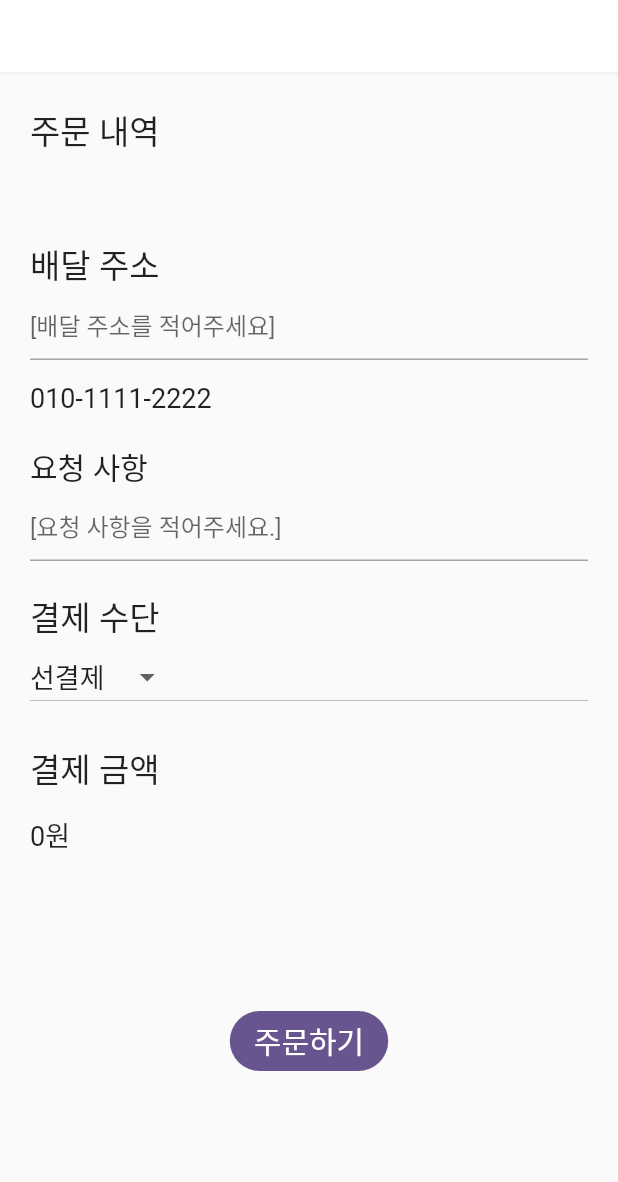
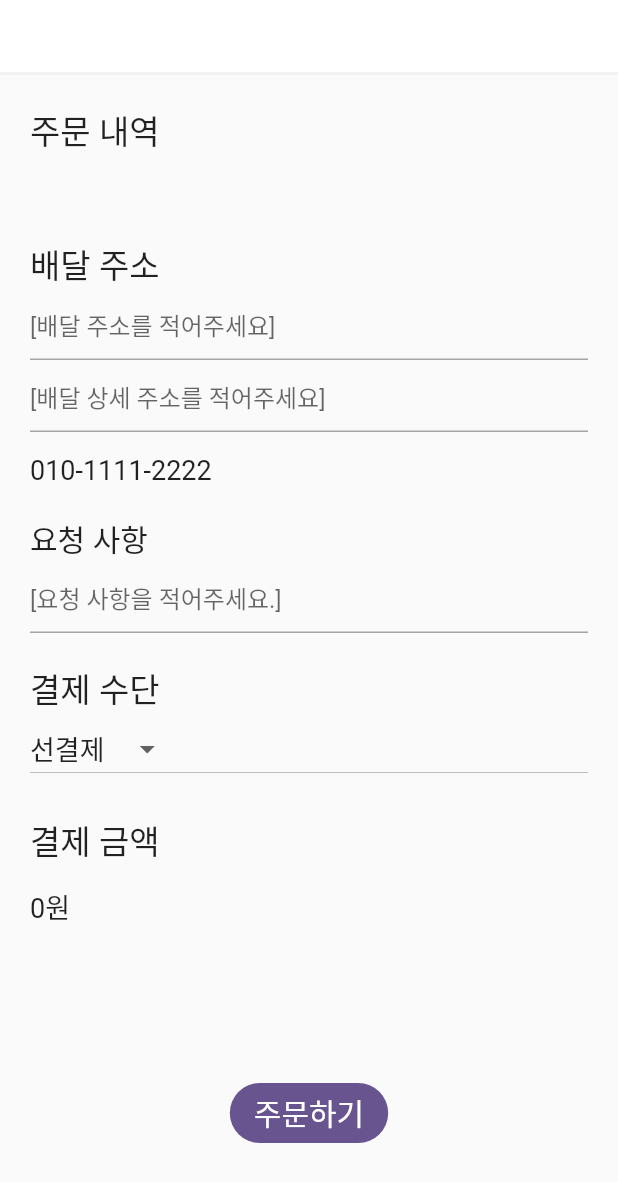
Before and after one commit to AEEUN-106/Narda_customer, a Flutter app: the OrderScreen screen opened directly with empty values, on a phone screen of 412 x 824 dp. Shown: the top 1182 px of the screen. Run offline on Flutter 3.47's test engine with Material 2 defaults, Android fonts, the phone set to English and light mode, and no system bars; network calls fail.

Commit message:
[Feat] 주문 상세 필드 추가

```diff
--- a/lib/model/order.dart
+++ b/lib/model/order.dart
@@ -7,6 +7,7 @@ class Order{
   double deliveryDistance;
   int deliveryFee;
   String deliveryLocation;
+  String deliveryLocationDetail;
   String deliveryRequest;
   String? riderId;
   String storeId;
@@ -20,7 +21,7 @@ class Order{
   //storeId 중복으로 출력 -> 중복 제거 필요
 
   Order(this.orderId, this.state, this.orderTime, this.pickupTime, this.deliveryTime,
-      this.deliveryDistance, this.deliveryFee, this.deliveryLocation, this.deliveryRequest,
+      this.deliveryDistance, this.deliveryFee, this.deliveryLocation, this.deliveryLocationDetail, this.deliveryRequest,
       this.riderId, this.storeId, this.payment, this.orderInfo, this.orderValue, this.customerNum, this.storeName, this.storePhoneNum, this.storeLocation);
 
   factory Order.fromJson(Map<String,dynamic> json) => Order(
@@ -32,6 +33,7 @@ class Order{
     double.parse(json['deliveryDistance']),
     int.parse(json['deliveryFee']),
     json['deliveryLocation'] as String,
+    json['deliveryLocationDetail'] as String,
     json['deliveryRequest'] as String,
     json['riderId'] as String?,
     json['storeId'] as String,
@@ -54,6 +56,7 @@ class Order{
     'deliveryDistance' : deliveryDistance.toString(),
     'deliveryFee' : deliveryFee.toString(),
     'deliveryLocation' : deliveryLocation,
+    'deliveryLocationDetail' : deliveryLocationDetail.toString(),
     'deliveryRequest' : deliveryRequest,
     'riderId' : riderId,
     'storeId' : storeId,
--- a/lib/order.dart
+++ b/lib/order.dart
@@ -30,6 +30,7 @@ class _OrderScreenState extends State<OrderScreen> {
   final TextEditingController _addrController =
       TextEditingController(); //입력되는 값을 제어
   final TextEditingController _requestController = TextEditingController();
+  final TextEditingController _addrDetailController = TextEditingController();
 
   @override
   void initState() {
@@ -42,6 +43,7 @@ class _OrderScreenState extends State<OrderScreen> {
       double deliveryDistance,
       int deliveryFee,
       String deliveryLocation,
+      String deliveryLocationDetail,
       String deliveryRequest,
       String storeId,
       int payment,
@@ -55,6 +57,7 @@ class _OrderScreenState extends State<OrderScreen> {
         'deliveryDistance': deliveryDistance.toString(),
         'deliveryFee': deliveryFee.toString(),
         'deliveryLocation': deliveryLocation,
+            'deliveryLocationDetail' : deliveryLocationDetail,
         'deliveryRequest': deliveryRequest,
         'storeId': storeId.toString(),
         'payment': payment.toString(),
@@ -128,6 +131,13 @@ class _OrderScreenState extends State<OrderScreen> {
                           hintText: '[배달 주소를 적어주세요]',
                         ),
                       ),
+                      TextFormField(
+                        controller: _addrDetailController,
+                        obscureText: false,
+                        decoration: const InputDecoration(
+                          hintText: '[배달 상세 주소를 적어주세요]',
+                        ),
+                      ),
                       SizedBox(height: 15),
                       Text('010-1111-2222', style: TextStyle(fontSize: 18),),
                       SizedBox(height: 20),
@@ -181,6 +191,7 @@ class _OrderScreenState extends State<OrderScreen> {
                         3.4,
                         3000,
                         _addrController.text.trim(),
+                        _addrDetailController.text.trim(),
                         _requestController.text.trim(),
                         widget.storeId,
                         paymentMethod,
--- a/lib/order_history_detail.dart
+++ b/lib/order_history_detail.dart
@@ -7,7 +7,7 @@ import 'model/order.dart';
 import 'api/api.dart';
 
 Order order =
-    Order(0, 0, "", "", "", 0, 0, "", "", "", "", 0, "", 0, "", "", "", "");
+    Order(0, 0, "", "", "", 0, 0, "", "", "", "", "", 0, "", 0, "", "", "", "");
 Duration? duration;
 bool connect = true;
 
```
